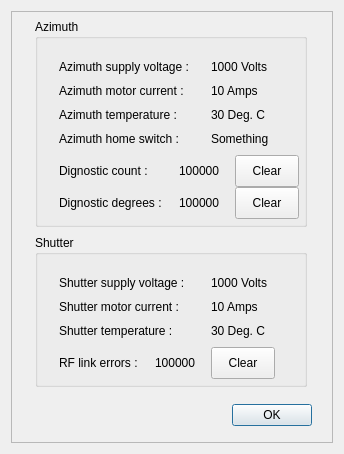
This is domeprodiag.ui in rpineau/DomePro as Qt 5 draws it before an edit. The edited form follows.
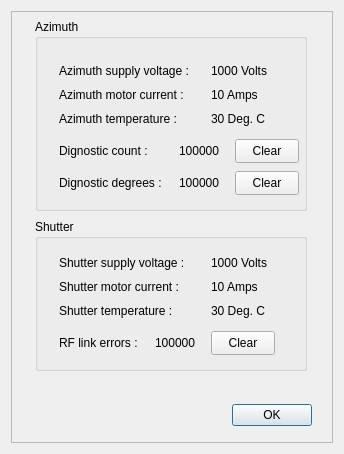
This is the edited form. Custom widgets are drawn as their Qt base class.

Commit message: Added code for diagnostinc dialog box.

What changed in the file:
```diff
--- a/domeprodiag.ui
+++ b/domeprodiag.ui
@@ -55,7 +55,7 @@
         <x>24</x>
         <y>8</y>
         <width>272</width>
-        <height>208</height>
+        <height>192</height>
        </rect>
       </property>
       <property name="title">
@@ -67,7 +67,7 @@
          <x>24</x>
          <y>40</y>
          <width>144</width>
-         <height>16</height>
+         <height>24</height>
         </rect>
        </property>
        <property name="text">
@@ -80,7 +80,7 @@
          <x>176</x>
          <y>40</y>
          <width>72</width>
-         <height>16</height>
+         <height>24</height>
         </rect>
        </property>
        <property name="text">
@@ -96,7 +96,7 @@
          <x>24</x>
          <y>64</y>
          <width>144</width>
-         <height>16</height>
+         <height>24</height>
         </rect>
        </property>
        <property name="text">
@@ -109,7 +109,7 @@
          <x>176</x>
          <y>64</y>
          <width>72</width>
-         <height>16</height>
+         <height>24</height>
         </rect>
        </property>
        <property name="text">
@@ -125,7 +125,7 @@
          <x>24</x>
          <y>88</y>
          <width>144</width>
-         <height>16</height>
+         <height>24</height>
         </rect>
        </property>
        <property name="text">
@@ -138,7 +138,7 @@
          <x>176</x>
          <y>88</y>
          <width>72</width>
-         <height>16</height>
+         <height>24</height>
         </rect>
        </property>
        <property name="text">
@@ -148,42 +148,13 @@
         <set>Qt::AlignLeading|Qt::AlignLeft|Qt::AlignVCenter</set>
        </property>
       </widget>
-      <widget class="QLabel" name="label_9">
-       <property name="geometry">
-        <rect>
-         <x>24</x>
-         <y>112</y>
-         <width>144</width>
-         <height>16</height>
-        </rect>
-       </property>
-       <property name="text">
-        <string>Azimuth home switch :</string>
-       </property>
-      </widget>
-      <widget class="QLabel" name="label_10">
-       <property name="geometry">
-        <rect>
-         <x>176</x>
-         <y>112</y>
-         <width>72</width>
-         <height>16</height>
-        </rect>
-       </property>
-       <property name="text">
-        <string>Something</string>
-       </property>
-       <property name="alignment">
-        <set>Qt::AlignLeading|Qt::AlignLeft|Qt::AlignVCenter</set>
-       </property>
-      </widget>
       <widget class="QLabel" name="label_11">
        <property name="geometry">
         <rect>
          <x>24</x>
-         <y>144</y>
+         <y>120</y>
          <width>112</width>
-         <height>16</height>
+         <height>24</height>
         </rect>
        </property>
        <property name="text">
@@ -194,9 +165,9 @@
        <property name="geometry">
         <rect>
          <x>144</x>
-         <y>144</y>
+         <y>120</y>
          <width>56</width>
-         <height>16</height>
+         <height>24</height>
         </rect>
        </property>
        <property name="text">
@@ -210,9 +181,9 @@
        <property name="geometry">
         <rect>
          <x>24</x>
-         <y>176</y>
+         <y>152</y>
          <width>112</width>
-         <height>16</height>
+         <height>24</height>
         </rect>
        </property>
        <property name="text">
@@ -223,9 +194,9 @@
        <property name="geometry">
         <rect>
          <x>144</x>
-         <y>176</y>
+         <y>152</y>
          <width>56</width>
-         <height>16</height>
+         <height>24</height>
         </rect>
        </property>
        <property name="text">
@@ -239,9 +210,9 @@
        <property name="geometry">
         <rect>
          <x>200</x>
-         <y>136</y>
+         <y>120</y>
          <width>64</width>
-         <height>32</height>
+         <height>24</height>
         </rect>
        </property>
        <property name="text">
@@ -252,9 +223,9 @@
        <property name="geometry">
         <rect>
          <x>200</x>
-         <y>168</y>
+         <y>152</y>
          <width>64</width>
-         <height>32</height>
+         <height>24</height>
         </rect>
        </property>
        <property name="text">
@@ -266,7 +237,7 @@
       <property name="geometry">
        <rect>
         <x>24</x>
-        <y>224</y>
+        <y>208</y>
         <width>272</width>
         <height>152</height>
        </rect>
@@ -278,9 +249,9 @@
        <property name="geometry">
         <rect>
          <x>24</x>
-         <y>40</y>
+         <y>32</y>
          <width>144</width>
-         <height>16</height>
+         <height>24</height>
         </rect>
        </property>
        <property name="text">
@@ -291,9 +262,9 @@
        <property name="geometry">
         <rect>
          <x>176</x>
-         <y>40</y>
+         <y>32</y>
          <width>72</width>
-         <height>16</height>
+         <height>24</height>
         </rect>
        </property>
        <property name="text">
@@ -307,9 +278,9 @@
        <property name="geometry">
         <rect>
          <x>176</x>
-         <y>88</y>
+         <y>80</y>
          <width>72</width>
-         <height>16</height>
+         <height>24</height>
         </rect>
        </property>
        <property name="text">
@@ -323,9 +294,9 @@
        <property name="geometry">
         <rect>
          <x>24</x>
-         <y>64</y>
+         <y>56</y>
          <width>144</width>
-         <height>16</height>
+         <height>24</height>
         </rect>
        </property>
        <property name="text">
@@ -336,9 +307,9 @@
        <property name="geometry">
         <rect>
          <x>24</x>
-         <y>88</y>
+         <y>80</y>
          <width>144</width>
-         <height>16</height>
+         <height>24</height>
         </rect>
        </property>
        <property name="text">
@@ -349,9 +320,9 @@
        <property name="geometry">
         <rect>
          <x>176</x>
-         <y>64</y>
+         <y>56</y>
          <width>72</width>
-         <height>16</height>
+         <height>24</height>
         </rect>
        </property>
        <property name="text">
@@ -365,9 +336,9 @@
        <property name="geometry">
         <rect>
          <x>24</x>
-         <y>120</y>
+         <y>112</y>
          <width>96</width>
-         <height>16</height>
+         <height>24</height>
         </rect>
        </property>
        <property name="text">
@@ -378,9 +349,9 @@
        <property name="geometry">
         <rect>
          <x>120</x>
-         <y>120</y>
+         <y>112</y>
          <width>56</width>
-         <height>16</height>
+         <height>24</height>
         </rect>
        </property>
        <property name="text">
@@ -396,7 +367,7 @@
          <x>176</x>
          <y>112</y>
          <width>64</width>
-         <height>32</height>
+         <height>24</height>
         </rect>
        </property>
        <property name="text">
```
The commit also changes 3 other files.
